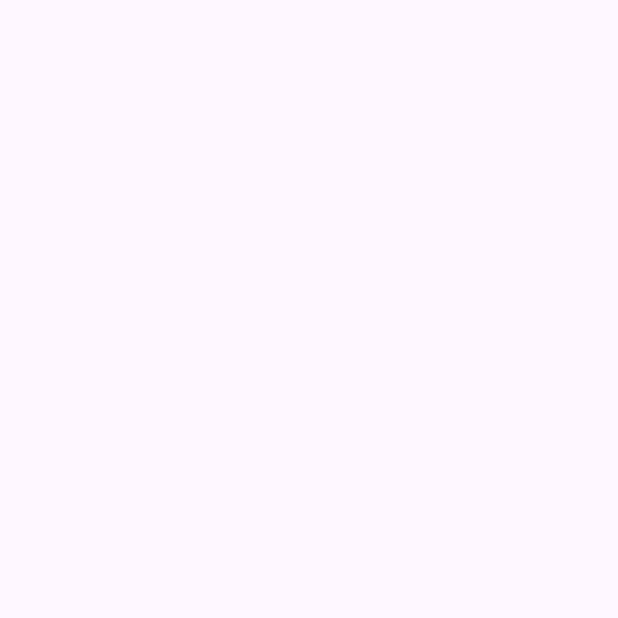
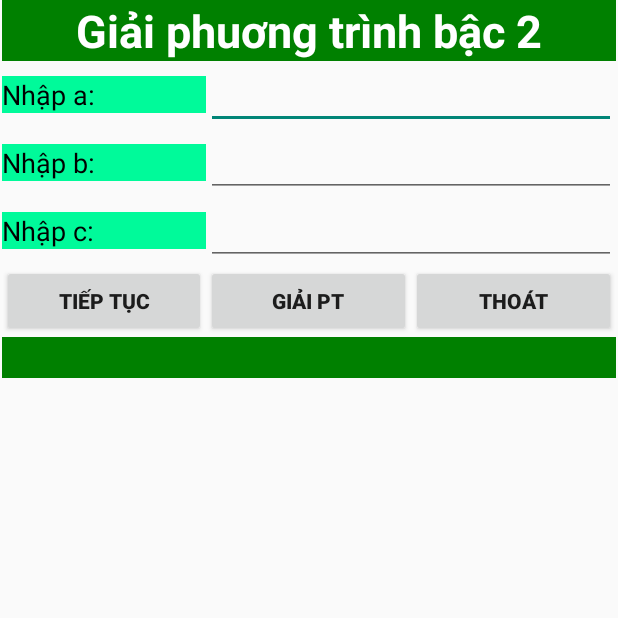
Before and after one commit to TungAnh176/CSE441_PRACTICE, an Android app: the screen it shows after launch (MainActivity), on a phone screen of 412 x 824 dp, the top half of it. Before the commit the part shown is empty. Run offline under Robolectric (Android 15) with nearby library versions, the phone set to English and light mode, and no system bars.

Commit message:
create GUI

```diff
--- a/EX05/EX05_2/app/src/main/java/com/example/equations/MainActivity.java
+++ b/EX05/EX05_2/app/src/main/java/com/example/equations/MainActivity.java
@@ -1,6 +1,9 @@
 package com.example.equations;
 
 import android.os.Bundle;
+import android.view.View;
+import android.widget.Button;
+import android.widget.EditText;
 
 import androidx.activity.EdgeToEdge;
 import androidx.appcompat.app.AppCompatActivity;
@@ -8,8 +11,11 @@ import androidx.core.graphics.Insets;
 import androidx.core.view.ViewCompat;
 import androidx.core.view.WindowInsetsCompat;
 
+import java.text.DecimalFormat;
+
 public class MainActivity extends AppCompatActivity {
-
+    EditText edtA, edtB, edtC, edtKQ;
+    Button btnPT, btnTT, btnThoat;
     @Override
     protected void onCreate(Bundle savedInstanceState) {
         super.onCreate(savedInstanceState);
@@ -20,5 +26,13 @@ public class MainActivity extends AppCompatActivity {
             v.setPadding(systemBars.left, systemBars.top, systemBars.right, systemBars.bottom);
             return insets;
         });
+        edtA = findViewById(R.id.edt_a);
+        edtB = findViewById(R.id.edt_b);
+        edtC = findViewById(R.id.edt_c);
+        edtKQ = findViewById(R.id.edt_kq);
+        btnPT = findViewById(R.id.btn_pt);
+        btnTT = findViewById(R.id.btn_tt);
+        btnThoat = findViewById(R.id.btn_thoat);
+
     }
 }
--- a/EX05/EX05_2/app/src/main/res/layout/activity_main.xml
+++ b/EX05/EX05_2/app/src/main/res/layout/activity_main.xml
@@ -12,22 +12,154 @@
         android:layout_height="729dp"
         app:layout_constraintEnd_toEndOf="parent"
         app:layout_constraintStart_toStartOf="parent"
-        app:layout_constraintTop_toTopOf="parent">
+        app:layout_constraintTop_toTopOf="parent"
+        tools:ignore="TextSizeCheck">
 
         <TableRow
             android:layout_width="match_parent"
-            android:layout_height="match_parent" />
+            android:layout_height="match_parent"
+            android:background="#008000"
+            android:gravity="center">
+
+            <TextView
+                android:id="@+id/textView"
+                android:layout_width="wrap_content"
+                android:layout_height="wrap_content"
+                android:text="Giải phuơng trình bậc 2"
+                android:textColor="@color/white"
+                android:textSize="30dp"
+                android:textStyle="bold"
+                tools:ignore="HardcodedText,SpUsage" />
+        </TableRow>
 
         <TableRow
             android:layout_width="match_parent"
-            android:layout_height="match_parent" />
+            android:layout_height="match_parent">
+
+            <TextView
+                android:id="@+id/textView2"
+                android:layout_width="0dp"
+                android:layout_height="wrap_content"
+                android:layout_weight="1"
+                android:background="#00FA9A"
+                android:text="Nhập a:"
+                android:textColor="@color/black"
+                android:textSize="18dp"
+                tools:ignore="HardcodedText,SpUsage,TextSizeCheck" />
+
+            <EditText
+                android:id="@+id/edt_a"
+                android:layout_width="0dp"
+                android:layout_height="wrap_content"
+                android:layout_weight="2"
+                android:autofillHints=""
+                android:ems="10"
+                android:hint=""
+                android:inputType="text"
+                tools:ignore="LabelFor,TouchTargetSizeCheck,SpeakableTextPresentCheck" />
+        </TableRow>
 
         <TableRow
             android:layout_width="match_parent"
-            android:layout_height="match_parent" />
+            android:layout_height="match_parent">
+
+            <TextView
+                android:id="@+id/textView3"
+                android:layout_width="0dp"
+                android:layout_height="wrap_content"
+                android:layout_weight="1"
+                android:background="#00FA9A"
+                android:text="Nhập b:"
+                android:textColor="@color/black"
+                android:textSize="18dp"
+                tools:ignore="HardcodedText,SpUsage,TextSizeCheck" />
+
+            <EditText
+                android:id="@+id/edt_b"
+                android:layout_width="0dp"
+                android:layout_height="wrap_content"
+                android:layout_weight="2"
+                android:ems="10"
+                android:hint=""
+                android:inputType="text"
+                tools:ignore="Autofill,LabelFor,SpeakableTextPresentCheck,TouchTargetSizeCheck" />
+        </TableRow>
 
         <TableRow
             android:layout_width="match_parent"
-            android:layout_height="match_parent" />
+            android:layout_height="match_parent">
+
+            <TextView
+                android:id="@+id/textView4"
+                android:layout_width="0dp"
+                android:layout_height="wrap_content"
+                android:layout_weight="1"
+                android:background="#00FA9A"
+                android:text="Nhập c:"
+                android:textColor="@color/black"
+                android:textSize="18dp"
+                tools:ignore="HardcodedText,SpUsage,TextSizeCheck" />
+
+            <EditText
+                android:id="@+id/edt_c"
+                android:layout_width="0dp"
+                android:layout_height="wrap_content"
+                android:layout_weight="2"
+                android:ems="10"
+                android:hint=""
+                android:inputType="text"
+                tools:ignore="Autofill,LabelFor,SpeakableTextPresentCheck,TouchTargetSizeCheck" />
+
+        </TableRow>
+
+        <TableRow
+            android:layout_width="match_parent"
+            android:layout_height="match_parent">
+
+            <Button
+                android:id="@+id/btn_tt"
+                android:layout_width="0dp"
+                android:layout_height="wrap_content"
+                android:layout_weight="1"
+                android:text="Tiếp tục"
+                android:textStyle="bold"
+                tools:ignore="ButtonStyle,HardcodedText" />
+
+            <Button
+                android:id="@+id/btn_pt"
+                android:layout_width="0dp"
+                android:layout_height="wrap_content"
+                android:layout_weight="1"
+                android:text="Giải PT"
+                android:textStyle="bold"
+                tools:ignore="ButtonStyle,HardcodedText" />
+
+            <Button
+                android:id="@+id/btn_thoat"
+                android:layout_width="0dp"
+                android:layout_height="wrap_content"
+                android:layout_weight="1"
+                android:text="Thoát"
+                android:textStyle="bold"
+                tools:ignore="ButtonStyle,HardcodedText" />
+        </TableRow>
+
+        <TableRow
+            android:layout_width="match_parent"
+            android:layout_height="match_parent">
+
+            <EditText
+                android:id="@+id/edt_kq"
+                android:layout_width="0dp"
+                android:layout_height="wrap_content"
+                android:layout_weight="1"
+                android:background="#008000"
+                android:ems="10"
+                android:hint=""
+                android:inputType="text"
+                android:textColor="@color/white"
+                android:textSize="20dp"
+                tools:ignore="Autofill,LabelFor,SpUsage,SpeakableTextPresentCheck,TouchTargetSizeCheck" />
+        </TableRow>
     </TableLayout>
 </androidx.constraintlayout.widget.ConstraintLayout>
--- a/EX05/EX05_2/app/src/main/res/values/themes.xml
+++ b/EX05/EX05_2/app/src/main/res/values/themes.xml
@@ -1,6 +1,6 @@
 <resources xmlns:tools="http://schemas.android.com/tools">
     <!-- Base application theme. -->
-    <style name="Base.Theme.Equations" parent="Theme.Material3.DayNight.NoActionBar">
+    <style name="Base.Theme.Equations" parent="Theme.AppCompat.Light.NoActionBar">
         <!-- Customize your light theme here. -->
         <!-- <item name="colorPrimary">@color/my_light_primary</item> -->
     </style>
```
